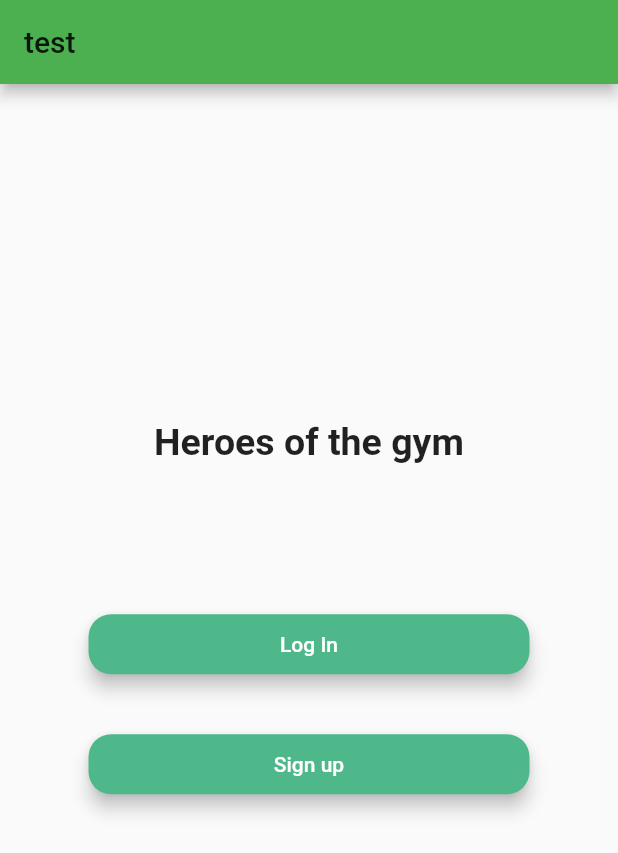
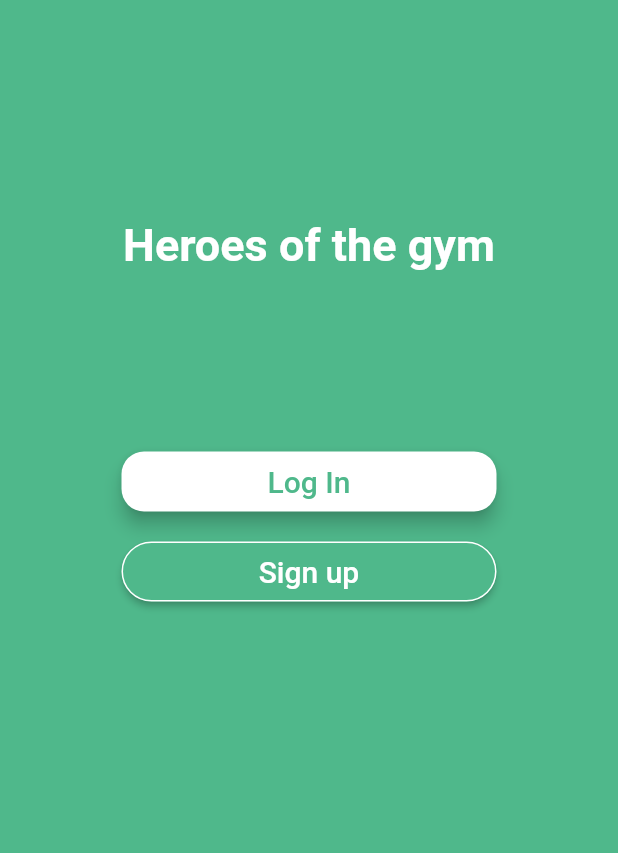
Before and after one commit to azero-as/hotg, a Flutter app: the screen it shows after launch, on a phone screen of 412 x 824 dp. Shown: the top 853 px of the screen. Run offline on Flutter 3.47's test engine with Material 2 defaults, Android fonts, the phone set to English and light mode, and no system bars.

Commit message:
#1 fix design on buttons and remove back button

```diff
--- a/heroes_app/lib/frontpage.dart
+++ b/heroes_app/lib/frontpage.dart
@@ -5,81 +5,103 @@ import 'signup.dart';
 class FrontPage extends StatefulWidget {
     static String tag = 'front-page';
     @override
-    _MyHomePageState createState() => _MyHomePageState();
+    _FrontPageState createState() => _FrontPageState();
 }
 
-class _MyHomePageState extends State<FrontPage> {
-    int counter = 0;
-    List<String> strings = ['Flutter', 'is', 'cool', "and","awesome!"];
-    String displayedString = "Heroes of the gym!";
+class _FrontPageState extends State<FrontPage> {
 
     @override
     Widget build(BuildContext context) {
-    //Welcome text
+
+    //App name
     final appName = new Text(
         'Heroes of the gym', style: TextStyle(fontWeight: FontWeight.bold, fontSize: 25.0,), textAlign: TextAlign.center,
     );
 
     //Login button
     final loginButton = Padding(
-        padding: EdgeInsets.symmetric(vertical: 16.0),
+        padding: EdgeInsets.symmetric(vertical: 0.0),
         child: RaisedButton(
             elevation: 5.0,
             shape: RoundedRectangleBorder(
                 borderRadius: BorderRadius.circular(15.0),
             ),
+            child: Text('Log In', style: TextStyle(color: const Color(0xFF4FB88B), fontSize: 20), ), color: Colors.white,
             onPressed: () {
-                //TODO: eventhandler on log in button
                 Navigator.of(context).pushNamed(LoginPage.tag);
-
             },
-            padding: EdgeInsets.all(12),
-            color: const Color(0xFF4FB88B),
-            child: Text('Log In', style: TextStyle(color: Colors.white),),
         ),
     );
 
-    //Login button
+
+    //Signup button
     final signupButton = Padding(
-        padding: EdgeInsets.symmetric(vertical: 16.0),
+        padding: EdgeInsets.symmetric(vertical: 0.0),
         child: RaisedButton(
-            elevation: 5.0,
-            shape: RoundedRectangleBorder(
-                borderRadius: BorderRadius.circular(15.0),
+            color: const Color(0xFF4FB88B),
+            shape: OutlineInputBorder(
+                borderRadius: BorderRadius.circular(60),
+                borderSide: BorderSide(
+                    width: 1.0,
+                    color: Colors.white
+                )
+            ),
+            child: GestureDetector(
+                child: Center(
+                    child: Text('Sign up',
+                        style: TextStyle(
+                            color: Colors.white,
+                            fontSize: 20.0,
+                        )
+                    ),
+                )
             ),
             onPressed: () {
-                //TODO: eventhandler on log in button
-                Navigator.of(context).pushNamed(SignupPage.tag);
-
+                Navigator.of(context).pushNamed(LoginPage.tag);
             },
-            padding: EdgeInsets.all(12),
-            color: const Color(0xFF4FB88B),
-            child: Text('Sign up', style: TextStyle(color: Colors.white),),
         ),
     );
 
 
         return Scaffold(
             appBar: AppBar(
-                // Here we take the value from the MyHomePage object that was created by
-                // the App.build method, and use it to set our appbar title.
-                title: Text("test"),
-                backgroundColor: Colors.green,
+                backgroundColor: const Color(0xFF4FB88B),
+                elevation: 0.0,
+                automaticallyImplyLeading: false,
             ),
-            body: Center(
-                child: Container(
-                    margin: EdgeInsets.fromLTRB(35, 0, 35, 50),
-                    child: ListView(
-                        shrinkWrap: true,
-                        padding: EdgeInsets.only(left: 24.0, right: 24.0),
-                        children: <Widget>[
-                            appName,
-                            SizedBox(height: 80.0,),
-                            loginButton,
-                            signupButton,
+            backgroundColor: const Color(0xFF4FB88B),
+            body: Stack(
+                children: <Widget>[
+                    Column(
+                    children: <Widget>[
+                        SizedBox(height: 90),
+                        Row(
+                            mainAxisAlignment: MainAxisAlignment.center,
+                            children: <Widget>[
+                                Text("Heroes of the gym",
+                                    style: TextStyle(
+                                        color: Colors.white,
+                                        fontSize: 30.0,
+                                        fontWeight: FontWeight.bold
+                                    ),)
+
+                            ],
+                        ),
+                        SizedBox(height: 120.0),
+                        Container(
+                            height: 40.0,
+                            width: 250.0,
+                            child: loginButton,
+                        ),
+                        SizedBox(height: 20.0),
+                        Container(
+                            height: 40.0,
+                            width: 250.0,
+                            child: signupButton,
+                            )
                         ],
-                    ),
-                )
+                    )
+                ],
             ),
         );
     }
```
